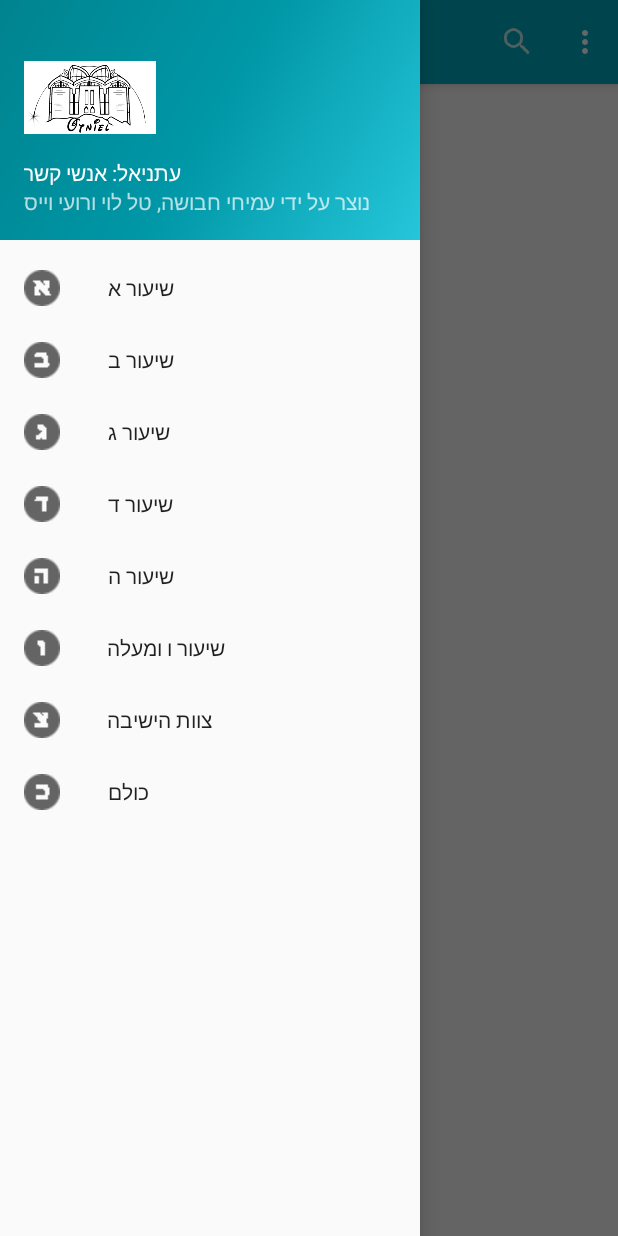
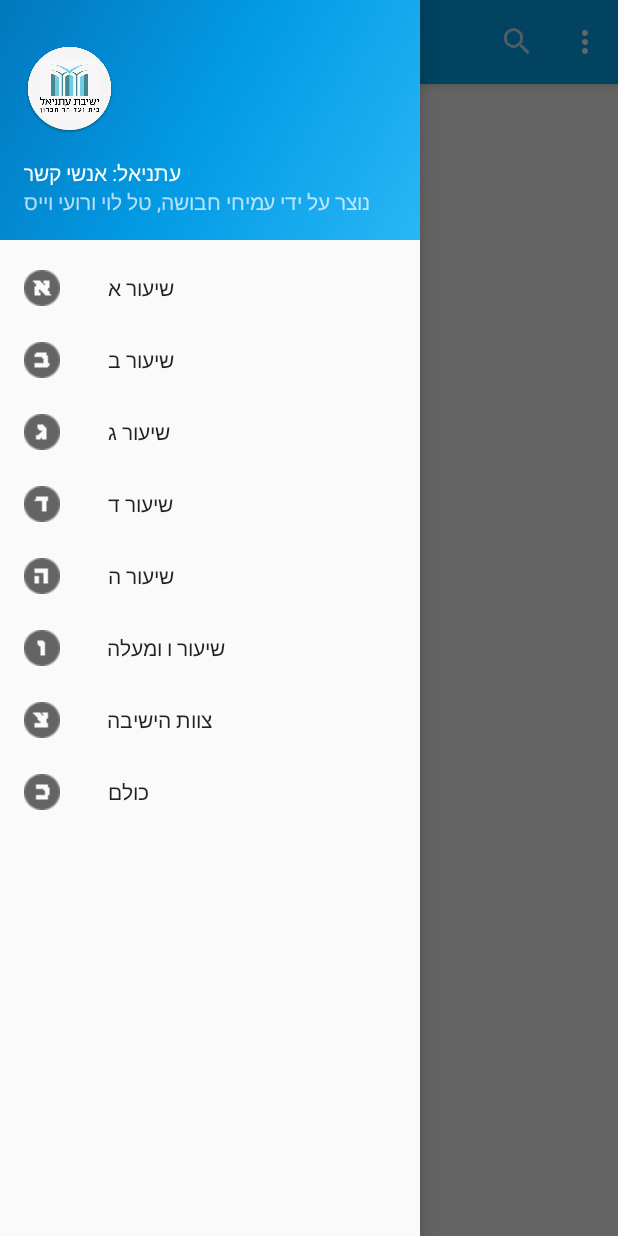
Before and after one commit to tal3129/Otniel, an Android app: the screen it shows after launch (MainActivity), with the side drawer open, on a phone screen of 412 x 824 dp. Run offline under Robolectric (Android 15) with nearby library versions, the phone set to English and light mode, and no system bars; our stand-ins replace Firebase (no records; nobody signed in at launch, a user with empty details on screens opened directly), Picasso.

Commit message:
Changed logo, colors and some imports

```diff
--- a/app/src/main/java/com/otniel/CircleImageView.java
+++ b/app/src/main/java/com/otniel/CircleImageView.java
@@ -18,7 +18,7 @@ import android.widget.ImageView;
 /**
  * Created by amxha on 28/01/2016.
  */
-public class CircleImageView extends ImageView{
+public class CircleImageView extends android.support.v7.widget.AppCompatImageView{
 
     public static  boolean crash = false;
 
--- a/app/src/main/res/drawable/side_nav_bar.xml
+++ b/app/src/main/res/drawable/side_nav_bar.xml
@@ -2,8 +2,8 @@
     android:shape="rectangle">
     <gradient
         android:angle="135"
-        android:centerColor="#0097a7"
-        android:endColor="#00838f"
-        android:startColor="#26c6da"
+        android:endColor="#0277bd"
+        android:centerColor="#039be5"
+        android:startColor="#29b6f6"
         android:type="linear" />
 </shape>
--- a/app/src/main/res/layout/nav_header_main.xml
+++ b/app/src/main/res/layout/nav_header_main.xml
@@ -17,9 +17,9 @@
         android:id="@+id/imageView"
         android:layout_width="wrap_content"
         android:layout_height="0dp"
-        android:layout_weight="2"
+        android:layout_weight="2.5"
         android:scaleType="fitStart"
-        app:srcCompat="@drawable/icon" />
+        app:srcCompat="@drawable/logo" />
 
     <TextView
         android:id="@+id/textView2"
--- a/app/src/main/res/values/colors.xml
+++ b/app/src/main/res/values/colors.xml
@@ -1,7 +1,7 @@
 <?xml version="1.0" encoding="utf-8"?>
 <resources>
-    <color name="colorPrimary">#00acc1</color>
-    <color name="colorPrimaryDark">#00838f</color>
+    <color name="colorPrimary">#03a9f4</color>
+    <color name="colorPrimaryDark">#0276aa</color>
     <color name="colorAccent">#FF4081</color>
     <color name="colorJob">#FF3031</color>
 </resources>
--- a/build.gradle
+++ b/build.gradle
@@ -1,7 +1,7 @@
 // Top-level build file where you can add configuration options common to all sub-projects/modules.
 
 buildscript {
-    ext.kotlin_version = '1.2.71'
+    ext.kotlin_version = '1.3.10'
     repositories {
         jcenter()
         google()
@@ -9,7 +9,7 @@ buildscript {
     }
     dependencies {
         //classpath 'com.google.gms:google-services:4.0.1'
-        classpath 'com.android.tools.build:gradle:3.2.1'
+        classpath 'com.android.tools.build:gradle:3.4.1'
         classpath 'com.google.gms:google-services:4.2.0'
         classpath "org.jetbrains.kotlin:kotlin-gradle-plugin:$kotlin_version"
         // google-services plugin
```
Also changed, not shown: app/src/main/AndroidManifest.xml (+4 -5 lines), app/src/main/java/com/otniel/Activities/MainActivity.java (+20 -13 lines), app/src/main/res/drawable/icon.png (deleted), app/src/main/res/drawable/logo.png (added), app/src/main/res/mipmap-hdpi/icon_round.png (added), app/src/main/res/mipmap-mdpi/icon_round.png (added), app/src/main/res/mipmap-xhdpi/icon_round.png (added), app/src/main/res/mipmap-xxhdpi/icon_round.png (added), app/src/main/res/mipmap-xxxhdpi/icon_round.png (added), gradle/wrapper/gradle-wrapper.properties.
